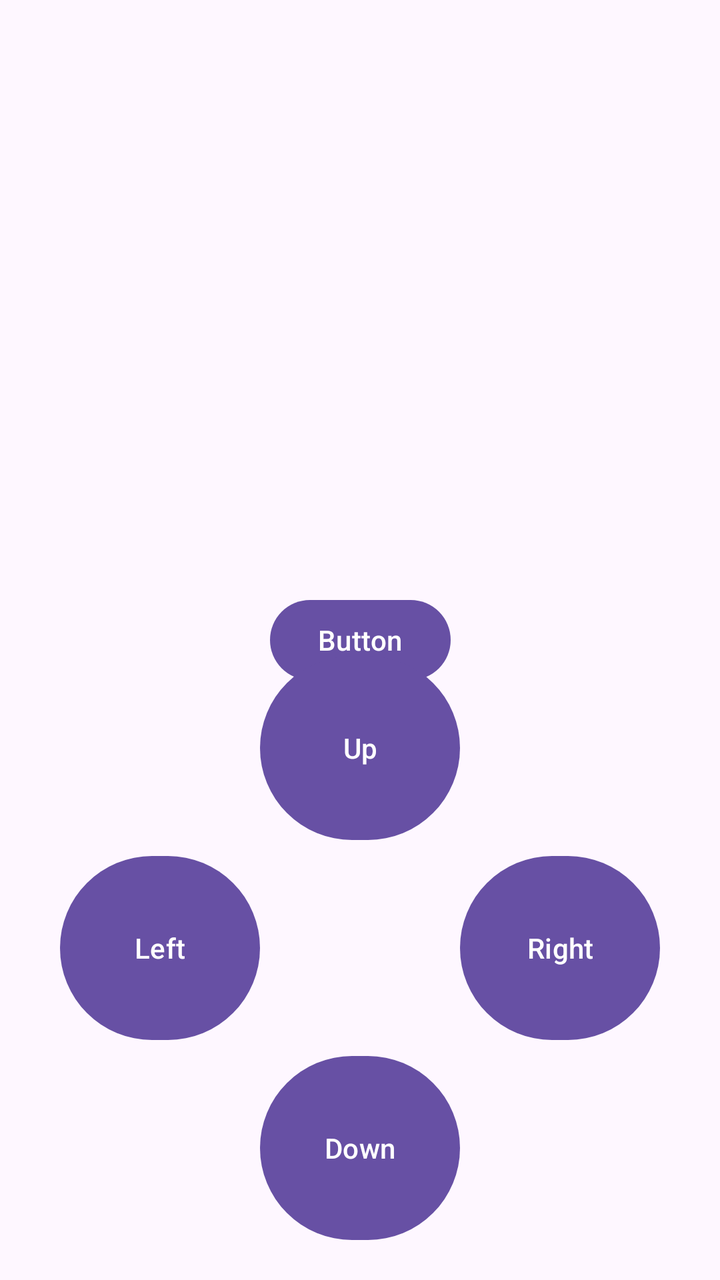
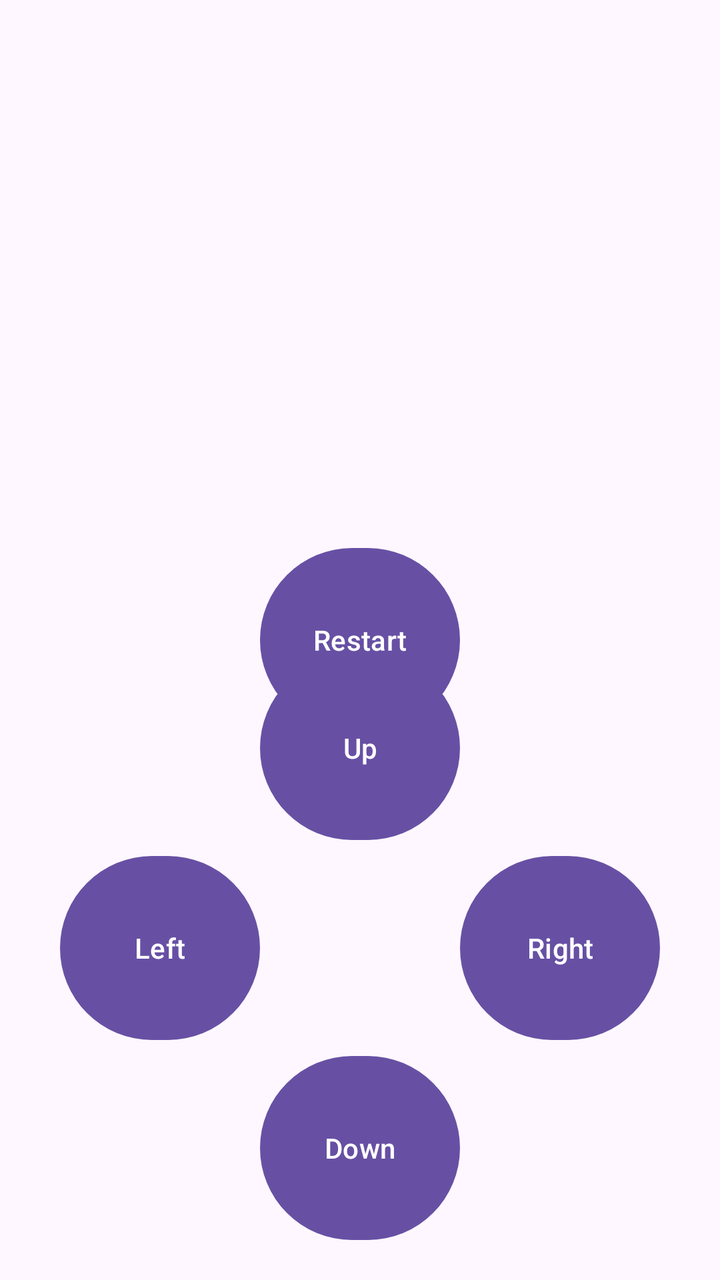

The first picture is an Android layout as it rendered before a commit; the second is the same layout after the commit. The layout source and the unified diff follow.
<!-- AndroidManifest.xml: application theme Theme.Final_Project_Uriya -->
<!-- res/layout/activity_game.xml -->
<?xml version="1.0" encoding="utf-8"?>
<androidx.constraintlayout.widget.ConstraintLayout
    xmlns:android="http://schemas.android.com/apk/res/android"
    xmlns:app="http://schemas.android.com/apk/res-auto"
    android:layout_width="match_parent"
    android:layout_height="match_parent">

    
    <Button
        android:id="@+id/btnRestart"
        android:layout_width="wrap_content"
        android:layout_height="wrap_content"
        android:text="Button"
        app:layout_constraintBottom_toBottomOf="parent"
        app:layout_constraintEnd_toEndOf="parent"
        app:layout_constraintStart_toStartOf="parent"
        app:layout_constraintTop_toTopOf="parent" />

    <GridLayout
        android:id="@+id/gridLayout"
        android:layout_width="wrap_content"
        android:layout_height="wrap_content"
        android:layout_marginTop="16dp"
        app:layout_constraintTop_toTopOf="parent"
        app:layout_constraintStart_toStartOf="parent"
        app:layout_constraintEnd_toEndOf="parent"/>

    
    <GridLayout
        android:id="@+id/dpadLayout"
        android:layout_width="wrap_content"
        android:layout_height="wrap_content"
        android:rowCount="3"
        android:columnCount="3"
        app:layout_constraintBottom_toBottomOf="parent"
        app:layout_constraintStart_toStartOf="parent"
        app:layout_constraintEnd_toEndOf="parent"
        android:layout_marginBottom="16dp">

        
        <View
            android:layout_width="100dp"
            android:layout_height="100dp"
            android:layout_row="0"
            android:layout_column="1" />
        <Button
            android:id="@+id/btnUp"
            android:layout_width="100dp"
            android:layout_height="100dp"
            android:text="Up"
            android:layout_row="0"
            android:layout_column="1"/>

        
        <Button
            android:id="@+id/btnLeft"
            android:layout_width="100dp"
            android:layout_height="100dp"
            android:text="Left"
            android:layout_row="1"
            android:layout_column="0"/>

        
        <Button
            android:id="@+id/btnRight"
            android:layout_width="100dp"
            android:layout_height="100dp"
            android:text="Right"
            android:layout_row="1"
            android:layout_column="2"/>

        
        <Button
            android:id="@+id/btnDown"
            android:layout_width="100dp"
            android:layout_height="100dp"
            android:text="Down"
            android:layout_row="2"
            android:layout_column="1"/>
    </GridLayout>

</androidx.constraintlayout.widget.ConstraintLayout>
<!-- resources referenced by this layout -->
<resources>
  <style name="Theme.Final_Project_Uriya" parent="Base.Theme.Final_Project_Uriya" />
  <style name="Base.Theme.Final_Project_Uriya" parent="Theme.Material3.DayNight.NoActionBar">
          
          
      </style>
</resources>

<!-- the commit's change to res/layout/activity_game.xml (unified diff, before → after) -->
@@ -8,9 +8,9 @@
     
     <Button
         android:id="@+id/btnRestart"
-        android:layout_width="wrap_content"
-        android:layout_height="wrap_content"
-        android:text="Button"
+        android:layout_width="100dp"
+        android:layout_height="100dp"
+        android:text="Restart"
         app:layout_constraintBottom_toBottomOf="parent"
         app:layout_constraintEnd_toEndOf="parent"
         app:layout_constraintStart_toStartOf="parent"
